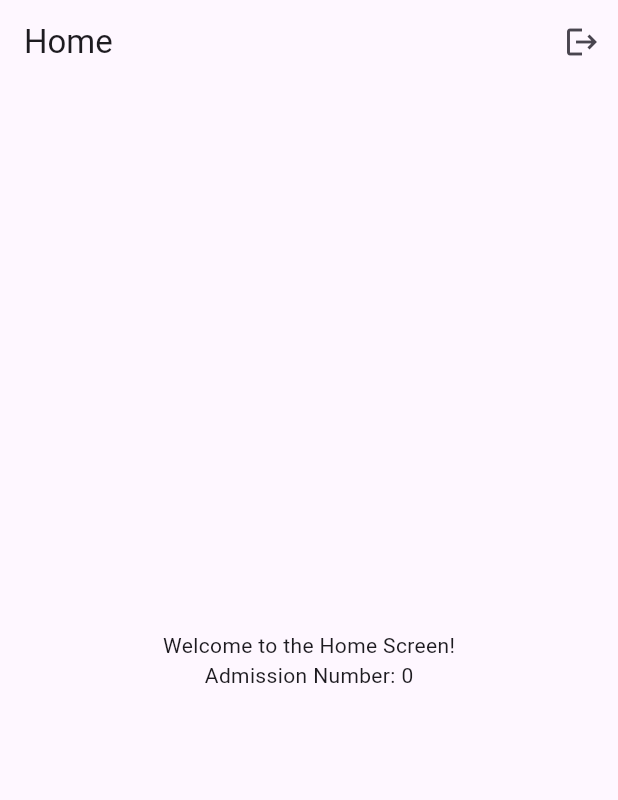
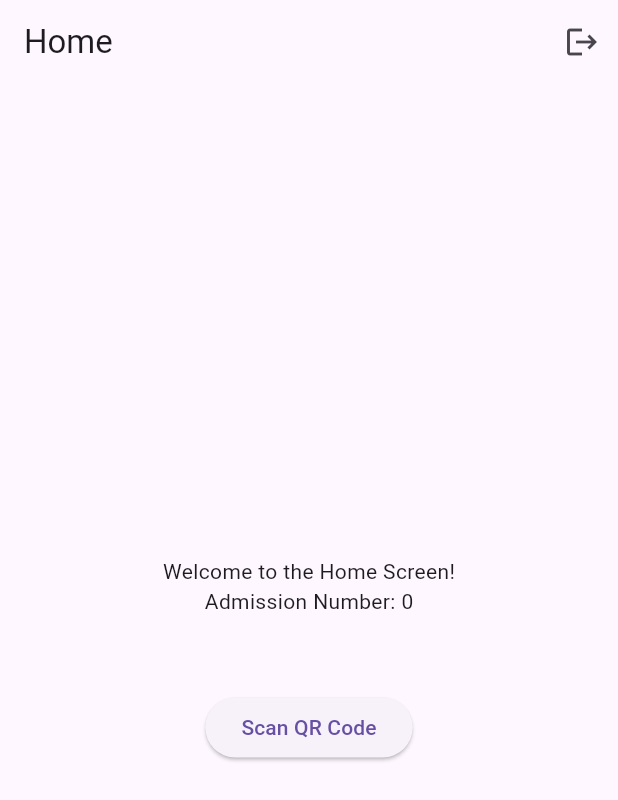
Before and after one commit to ShubhPatel06/Final-Year-Project-QR-Code-Based-Attendance-System, a Flutter app: the HomeScreen screen opened directly, after a tap on the "logout" icon, on a phone screen of 412 x 824 dp. Shown: the top 800 px of the screen. Run offline on Flutter 3.47's test engine with Material 3 defaults, Android fonts, the phone set to English and light mode, and no system bars; our stand-ins replace progress_dialog_null_safe; missing offline and left inert: qr_code_scanner; network calls fail; project files that could hold a hidden picture were left out.

Commit message:
Working on Scanning QR Code

```diff
--- a/student_module/lib/pages/home_screen.dart
+++ b/student_module/lib/pages/home_screen.dart
@@ -4,42 +4,63 @@ import 'package:provider/provider.dart';
 import 'user_provider.dart';
 import 'login_page.dart';
 import '../components/progress_dialog_component.dart';
+import '../components/qr_code_widget.dart';
 
 class HomeScreen extends StatelessWidget {
+  const HomeScreen({super.key});
+
   @override
   Widget build(BuildContext context) {
-    // Access the UserProvider using Provider.of
     var userProvider = Provider.of<UserProvider>(context);
     var progressDialog = ProgressDialogComponent(context, 'Logging out...');
 
+    Future<void> logoutUser(String token) async {
+      final Uri logoutUri = Uri.parse('http://10.0.2.2:8000/api/logout');
+
+      try {
+        final response = await http.post(
+          logoutUri,
+          headers: {
+            'Content-Type': 'application/json',
+            'Authorization': 'Bearer $token',
+          },
+        );
+
+        if (response.statusCode == 200) {
+          print('Logout successful');
+          // Clear user details in the provider
+          userProvider.logout();
+
+          progressDialog.hide();
+
+          // Navigate back to the login page
+          Navigator.of(context).pushReplacement(
+            MaterialPageRoute(
+              builder: (context) => LoginPage(),
+            ),
+          );
+        } else {
+          print('Logout failed');
+          progressDialog.hide();
+        }
+      } catch (error) {
+        print('Error during logout: $error');
+        progressDialog.hide();
+      }
+    }
+
     return Scaffold(
       appBar: AppBar(
-        title: Text('Home'),
+        title: const Text('Home'),
         actions: [
           IconButton(
             icon: const Icon(Icons.logout),
             onPressed: () async {
               // Show the progress dialog
               progressDialog.show();
-              // Access the UserProvider using Provider.of
-              var userProvider =
-                  Provider.of<UserProvider>(context, listen: false);
 
               // Call the logout API endpoint
               await logoutUser(userProvider.token);
-
-              // Navigate back to the login page
-              Navigator.of(context).pushReplacement(
-                MaterialPageRoute(
-                  builder: (context) => LoginPage(),
-                ),
-              );
-
-              // Clear user details in the provider
-              userProvider.logout();
-
-              // Hide the progress dialog
-              progressDialog.hide();
             },
           ),
         ],
@@ -50,28 +71,31 @@ class HomeScreen extends StatelessWidget {
           children: [
             const Text('Welcome to the Home Screen!'),
             Text('Admission Number: ${userProvider.admissionNumber}'),
+            const SizedBox(height: 50),
+            ElevatedButton(
+              onPressed: () {
+                // Show QR code scanner
+                showDialog(
+                  context: context,
+                  builder: (BuildContext context) => AlertDialog(
+                    title: Text('QR Code Scanner'),
+                    content: QRCodeScannerWidget(),
+                    actions: [
+                      TextButton(
+                        onPressed: () {
+                          Navigator.pop(context); // Close the dialog
+                        },
+                        child: Text('Close'),
+                      ),
+                    ],
+                  ),
+                );
+              },
+              child: Text('Scan QR Code'),
+            )
           ],
         ),
       ),
     );
   }
-
-  Future<void> logoutUser(String token) async {
-    final Uri logoutUri = Uri.parse(
-        'http://10.0.2.2:8000/api/logout'); // Replace with your network ip when u need to run on physical device
-
-    final response = await http.post(
-      logoutUri,
-      headers: {
-        'Content-Type': 'application/json',
-        'Authorization': 'Bearer $token',
-      },
-    );
-
-    if (response.statusCode == 200) {
-      print('Logout successful');
-    } else {
-      print('Logout failed');
-    }
-  }
 }
--- a/student_module/pubspec.yaml
+++ b/student_module/pubspec.yaml
@@ -38,6 +38,7 @@ dependencies:
   http: ^1.1.0
   provider: ^6.1.1
   progress_dialog_null_safe: ^1.0.7
+  qr_code_scanner: ^1.0.1
 
 dev_dependencies:
   flutter_test:
```
Also changed, not shown: student_module/lib/components/qr_code_widget.dart (added, +86 -0 lines), TeacherModule/public/qrcodes/qrcode_655f4ef3762bd.svg (deleted), student_module/pubspec.lock, 3 other files.
